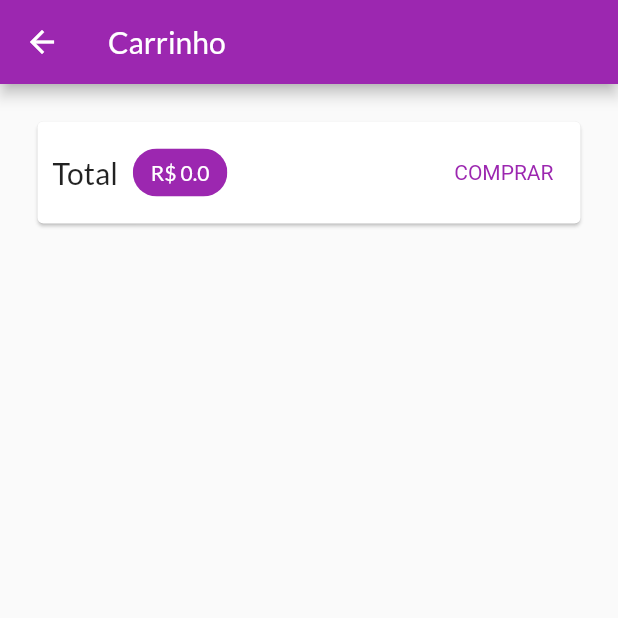
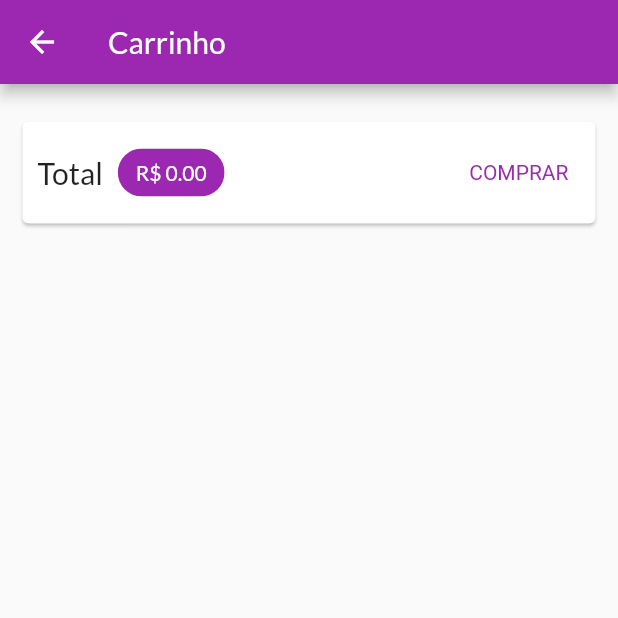
Before and after one commit to romildoalimajr/shop, a Flutter app: the CartPage screen opened by its route, after a tap on "COMPRAR", on a phone screen of 412 x 824 dp, the top half of it. Run offline on Flutter 3.47's test engine with Material 2 defaults, Android fonts, the phone set to English and light mode, and no system bars; network calls fail.

```diff
--- a/lib/data/dummy_data.dart
+++ b/lib/data/dummy_data.dart
@@ -42,8 +42,8 @@ final dummyProducts = [
   ),
   Product(
     id: 'p6',
-    name: 'Bikini',
-    description: 'Bikini color pin',
+    name: 'Pink Bikini',
+    description: 'Bikini color pink',
     price: 69.99,
     imageUrl:
         'https://cdn.pixabay.com/photo/2016/01/31/12/32/bikini-1171314_960_720.jpg',
--- /dev/null
+++ b/lib/models/order.dart
@@ -0,0 +1,15 @@
+import 'package:shop/models/cart_item.dart';
+
+class Order {
+  final String id;
+  final double total;
+  final List<CartItem> products;
+  final DateTime date;
+
+  Order({
+    required this.id,
+    required this.total,
+    required this.products,
+    required this.date,
+  });
+}
--- /dev/null
+++ b/lib/models/order_list.dart
@@ -0,0 +1,28 @@
+import 'dart:math';
+import 'package:flutter/cupertino.dart';
+import 'package:shop/models/cart.dart';
+import 'package:shop/models/order.dart';
+
+class OrderList with ChangeNotifier {
+  List<Order> _items = [];
+
+  List<Order> get items {
+    return [..._items];
+  }
+
+  int get itemsCount {
+    return _items.length;
+  }
+
+  void addOrder(Cart cart) {
+    _items.insert(
+        0,
+        Order(
+          id: Random().nextDouble().toString(),
+          total: cart.totalAmount,
+          date: DateTime.now(),
+          products: cart.items.values.toList(),
+        ));
+    notifyListeners();
+  }
+}
--- a/lib/pages/cart_page.dart
+++ b/lib/pages/cart_page.dart
@@ -1,6 +1,7 @@
 import 'package:flutter/material.dart';
 import 'package:provider/provider.dart';
 import 'package:shop/components/cart_item.dart';
+import 'package:shop/models/order_list.dart';
 
 import '../models/cart.dart';
 
@@ -14,45 +15,54 @@ class CartPage extends StatelessWidget {
 
     return Scaffold(
       appBar: AppBar(
-        title: Text('Carrinho'),
+        title: const Text('Carrinho'),
       ),
       body: Column(
         children: [
           Card(
-            margin: const EdgeInsets.all(25),
+            margin: const EdgeInsets.symmetric(
+              horizontal: 15,
+              vertical: 25,
+            ),
             child: Padding(
               padding: const EdgeInsets.all(10),
               child: Row(
                 mainAxisAlignment: MainAxisAlignment.spaceBetween,
                 children: [
-                  Text(
+                  const Text(
                     'Total',
-                    style: const TextStyle(
+                    style: TextStyle(
                       fontSize: 20,
                     ),
                   ),
-                  SizedBox(
+                  const SizedBox(
                     width: 10,
                   ),
                   Chip(
                     backgroundColor: Theme.of(context).colorScheme.primary,
                     label: Text(
-                      'R\$ ${cart.totalAmount}',
+                      'R\$ ${cart.totalAmount.toStringAsFixed(2)}',
                       style: TextStyle(
                         color:
                             Theme.of(context).primaryTextTheme.headline6?.color,
                       ),
                     ),
                   ),
-                  Spacer(),
+                  const Spacer(),
                   TextButton(
                     style: TextButton.styleFrom(
                       textStyle: TextStyle(
                         color: Theme.of(context).colorScheme.primary,
                       ),
                     ),
-                    onPressed: () {},
-                    child: Text('COMPRAR'),
+                    onPressed: () {
+                      Provider.of<OrderList>(
+                        context,
+                        listen: false,
+                      ).addOrder(cart);
+                      cart.clear();
+                    },
+                    child: const Text('COMPRAR'),
                   ),
                 ],
               ),
--- a/lib/pages/products_overview_page.dart
+++ b/lib/pages/products_overview_page.dart
@@ -1,5 +1,6 @@
 import 'package:flutter/material.dart';
 import 'package:provider/provider.dart';
+import 'package:shop/components/app_drawer.dart';
 import 'package:shop/utils/app_routes.dart';
 import '../components/badge.dart';
 import '../components/product_grid.dart';
@@ -63,6 +64,7 @@ class _ProductsOverviewPageState extends State<ProductsOverviewPage> {
         ],
       ),
       body: ProductGrid(_showFavoriteOnly),
+      drawer: const AppDrawer(),
     );
   }
 }
--- a/lib/utils/app_routes.dart
+++ b/lib/utils/app_routes.dart
@@ -1,4 +1,6 @@
 class AppRoutes {
+  static const HOME = '/';
   static const PRODUCT_DETAIL = '/product-detail';
   static const CART = '/cart';
+  static const ORDERS = '/orders';
 }
```
Also changed, not shown: lib/components/app_drawer.dart (added, +40 -0 lines), lib/components/cart_item.dart (+49 -1 lines), lib/components/order.dart (added, +75 -0 lines), lib/main.dart (+6 -1 lines), lib/pages/orders_page.dart (added, +25 -0 lines), lib/pages/product_detail_page.dart (+31 -0 lines).
